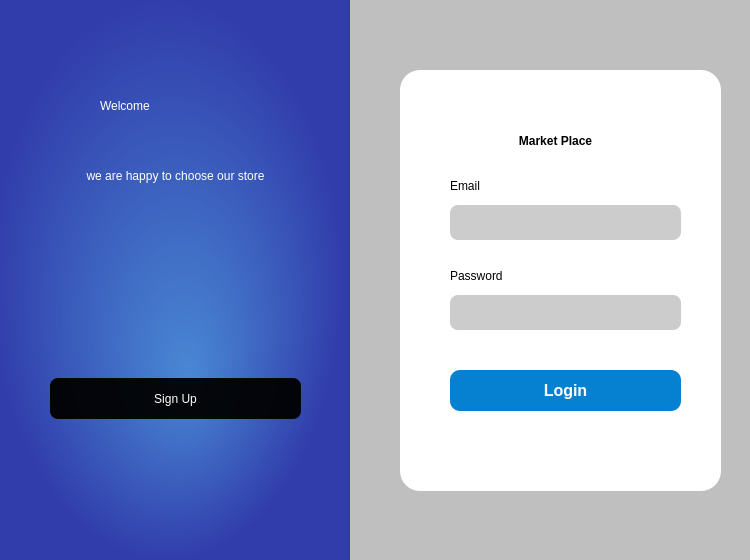
Before: the Qt Designer form ui/login.ui in fadyNabil16/Market-place-DS-project-, drawn with Qt 5.
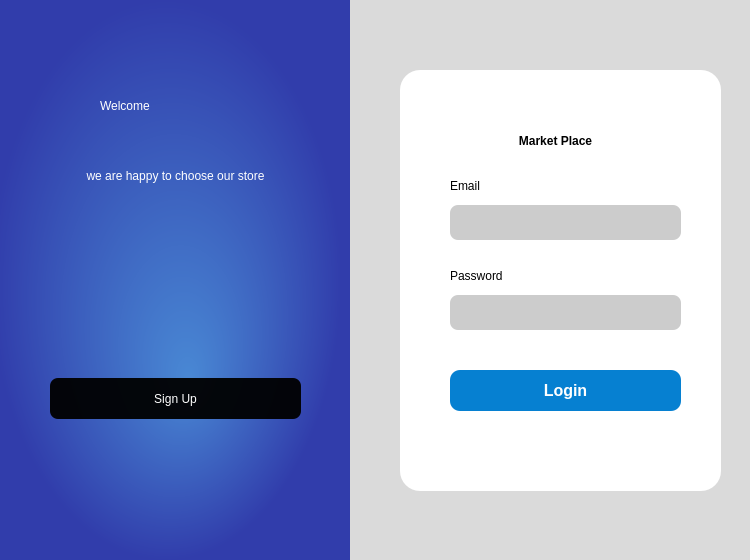
After: the same form once the commit is applied.

```diff
--- a/ui/login.ui
+++ b/ui/login.ui
@@ -30,7 +30,7 @@
    </property>
    <property name="styleSheet">
     <string notr="true">QWidget#widget{
-background-color: rgba(0,0,0,0.2);}
+background-color: rgba(0,0,0, 0.09);}
 </string>
    </property>
    <widget class="QWidget" name="widget_2" native="true">
```
